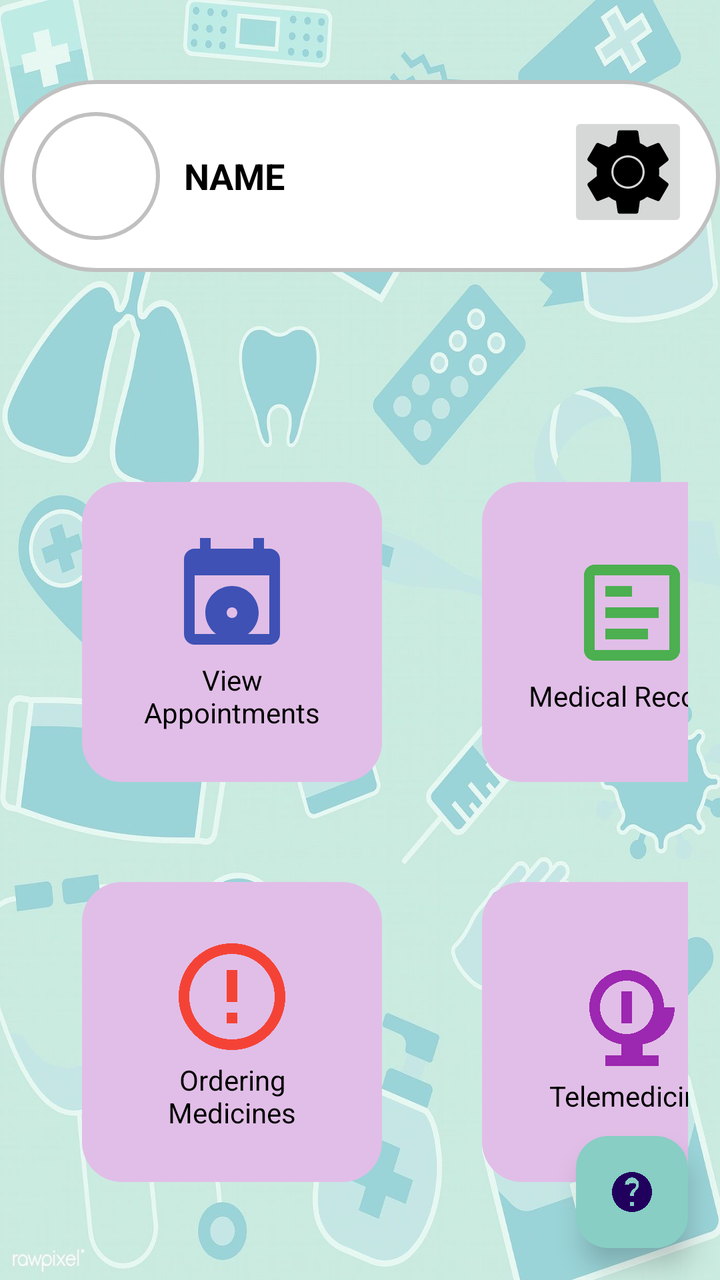
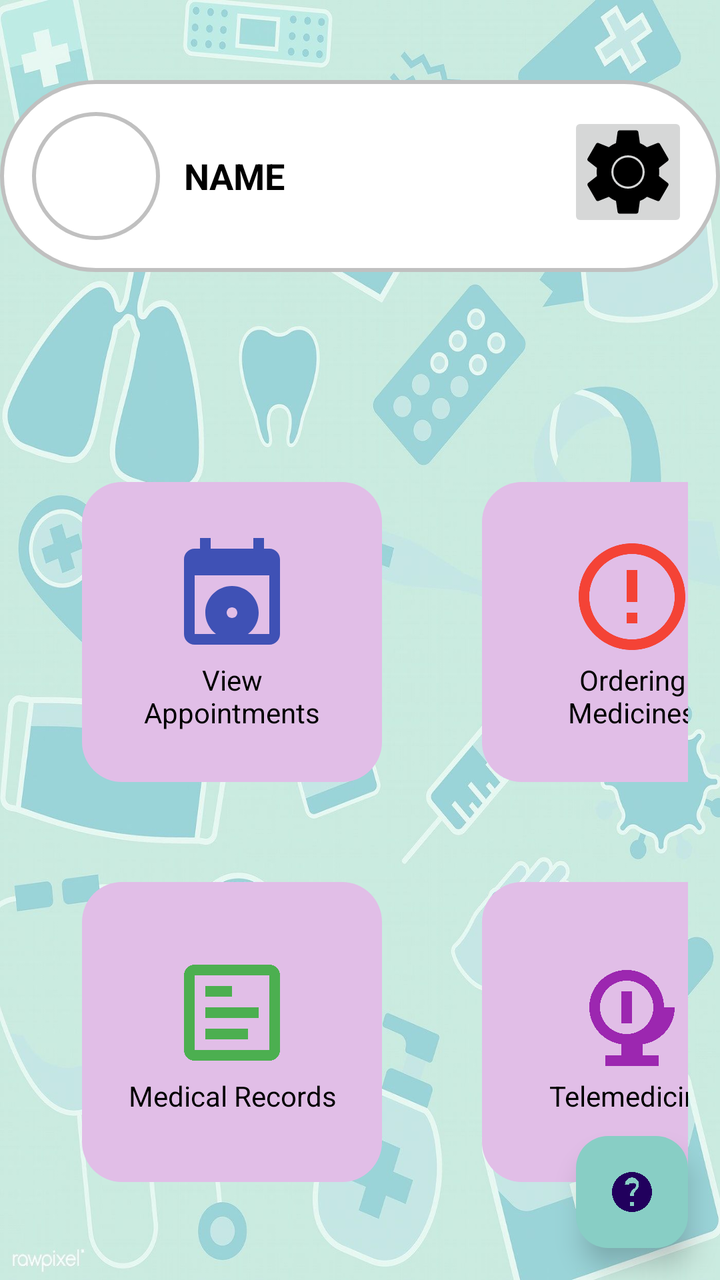

Screens rendered from an Android XML layout before and after an edit, with the pre-edit source and the edit as a unified diff.
<!-- AndroidManifest.xml: application theme Theme.KliniKAndroid -->
<!-- res/layout/activity_doctor_dashboard.xml -->
<RelativeLayout xmlns:android="http://schemas.android.com/apk/res/android"
    xmlns:app="http://schemas.android.com/apk/res-auto"
    xmlns:tools="http://schemas.android.com/tools"
    android:layout_width="match_parent"
    android:layout_height="match_parent"
    tools:context=".PatientDashboard"
    android:background="@drawable/med_background">

    <LinearLayout
        android:id="@+id/profile_section"
        android:layout_width="match_parent"
        android:layout_height="wrap_content"
        android:orientation="horizontal"
        android:padding="16dp"
        android:gravity="center_vertical"
        android:background="@drawable/circle_background"
        android:layout_alignParentTop="true"
        android:layout_marginTop="40dp">

        <ImageView
            android:id="@+id/profile_image"
            android:layout_width="64dp"
            android:layout_height="64dp"
            android:src="@drawable/ic_profile"
            android:layout_marginEnd="12dp"
            android:background="@drawable/circle_background"
            android:scaleType="centerCrop"
            android:layout_marginLeft="5dp"/>

        <TextView
            android:id="@+id/profile_name"
            android:layout_width="0dp"
            android:layout_height="wrap_content"
            android:layout_weight="1"
            android:text="NAME"
            android:textColor="@android:color/black"
            android:textStyle="bold"
            android:textSize="18sp" />

        <ImageButton
            android:id="@+id/settings_icon"
            android:layout_width="60dp"
            android:layout_height="60dp"
            android:layout_gravity="end"
            android:layout_marginStart="12dp"
            android:contentDescription="Settings"
            android:onClick="openSettingsActivity"
            android:src="@drawable/ic_settings"
            tools:ignore="OnClick" />


    </LinearLayout>


    <GridLayout
        android:id="@+id/grid_layout"
        android:layout_width="match_parent"
        android:layout_height="wrap_content"
        android:layout_marginTop="64dp"
        android:alignmentMode="alignMargins"
        android:columnCount="2"
        android:rowCount="2"
        android:padding="16dp"
        tools:ignore="NotSibling"
        android:layout_below="@id/profile_section">

        
        <LinearLayout
            android:id="@+id/btn_book_appointment"
            android:layout_width="150dp"
            android:layout_height="150dp"
            android:orientation="vertical"
            android:gravity="center"
            android:layout_margin="25dp"
            android:background="@drawable/card_background">
            <ImageView
                android:id="@+id/booking_appointment_icon"
                android:layout_width="64dp"
                android:layout_height="64dp"
                android:src="@drawable/ic_booking_appointment"
                android:contentDescription="Booking Appointment" />
            <TextView
                android:layout_width="wrap_content"
                android:layout_height="wrap_content"
                android:text="View Appointments"
                android:textColor="@color/black"
                android:textSize="14sp"
                android:gravity="center"/>
        </LinearLayout>

        
        <LinearLayout
            android:id="@+id/btn_order_medicine"
            android:layout_width="150dp"
            android:layout_height="150dp"
            android:orientation="vertical"
            android:gravity="center"
            android:layout_margin="25dp"
            android:background="@drawable/card_background">
            <ImageView
                android:id="@+id/medical_records_icon"
                android:layout_width="64dp"
                android:layout_height="64dp"
                android:src="@drawable/ic_medical_records"
                android:contentDescription="Medical Records" />
            <TextView
                android:layout_width="wrap_content"
                android:layout_height="wrap_content"
                android:text="Medical Records"
                android:textColor="@color/black"
                android:textSize="14sp"
                android:gravity="center"/>
        </LinearLayout>

        
        <LinearLayout
            android:id="@+id/btn_medical_records"
            android:layout_width="150dp"
            android:layout_height="150dp"
            android:orientation="vertical"
            android:gravity="center"
            android:layout_margin="25dp"
            android:background="@drawable/card_background">
            <ImageView
                android:id="@+id/ordering_medicine_icon"
                android:layout_width="64dp"
                android:layout_height="64dp"
                android:src="@drawable/ic_order_medicine"
                android:contentDescription="Ordering Medicines" />

            <TextView
                android:layout_width="wrap_content"
                android:layout_height="wrap_content"
                android:text="Ordering Medicines"
                android:textColor="@color/black"
                android:textSize="14sp"
                android:gravity="center"/>
        </LinearLayout>

        
        <LinearLayout
            android:id="@+id/btn_telemedicine"
            android:layout_width="150dp"
            android:layout_height="150dp"
            android:orientation="vertical"
            android:gravity="center"
            android:layout_margin="25dp"
            android:background="@drawable/card_background">
            <ImageView
                android:id="@+id/telemedicine_icon"
                android:layout_width="64dp"
                android:layout_height="64dp"
                android:src="@drawable/ic_telemedicine"
                android:contentDescription="Telemedicine" />
            <TextView
                android:layout_width="wrap_content"
                android:layout_height="wrap_content"
                android:text="Telemedicine"
                android:textColor="@color/black"
                android:textSize="14sp"
                android:gravity="center"/>

        </LinearLayout>

    </GridLayout>

    
    <com.google.android.material.floatingactionbutton.FloatingActionButton
        android:id="@+id/btn_chatbot"
        android:layout_width="wrap_content"
        android:layout_height="wrap_content"
        android:src="@drawable/ic_chatbot"
        android:contentDescription="Chatbot"
        android:layout_alignParentBottom="true"
        android:layout_alignParentEnd="true"
        android:layout_marginBottom="16dp"
        android:layout_marginEnd="16dp"
        app:backgroundTint="@color/colorAccent"
        app:elevation="8dp" />

</RelativeLayout>
<!-- resources referenced by this layout -->
<resources>
  <color name="black">#FF000000</color>
  <color name="colorAccent">#88CEC5</color>
  <!-- drawable card_background (drawable) -->
  <shape xmlns:android="http://schemas.android.com/apk/res/android">
      <solid android:color="#E1BEE7"/>  
      <corners android:radius="20dp"/>
      <padding
          android:left="16dp"
          android:top="16dp"
          android:right="16dp"
          android:bottom="16dp"/>
  </shape>
  <!-- drawable circle_background (drawable) -->
  <?xml version="1.0" encoding="utf-8"?>
  <shape xmlns:android="http://schemas.android.com/apk/res/android">
      <solid android:color="#FFFFFF" /> 
      <corners android:radius="50dp" /> 
      <stroke
          android:width="2dp"
          android:color="#C0C0C0" /> 
  </shape>
  <!-- drawable ic_booking_appointment (drawable) -->
  <vector xmlns:android="http://schemas.android.com/apk/res/android"
      android:width="24dp"
      android:height="24dp"
      android:viewportWidth="24"
      android:viewportHeight="24">
      <path
          android:fillColor="#3F51B5"
          android:pathData="M19,3h-1V1h-2v2H8V1H6v2H5c-1.11,0 -2,0.9 -2,2v14c0,1.1 0.89,2 2,2h14c1.1,0 2,-0.9 2,-2V5c0,-1.1 -0.9,-2 -2,-2zM19,19H5V8h14v11zM12,10c-2.76,0 -5,2.24 -5,5s2.24,5 5,5 5,-2.24 5,-5 -2.24,-5 -5,-5zM12,16c-0.55,0 -1,-0.45 -1,-1s0.45,-1 1,-1 1,0.45 1,1 -0.45,1 -1,1z"/>
  </vector>
  <!-- drawable ic_chatbot (drawable) -->
  <vector xmlns:android="http://schemas.android.com/apk/res/android"
      android:width="100dp"
      android:height="100dp"
      android:viewportWidth="24"
      android:viewportHeight="24">
      <path
          android:fillColor="#000000"
          android:pathData="M12,2C6.48,2 2,6.48 2,12s4.48,10 10,10 10,-4.48 10,-10S17.52,2 12,2zm1,17h-2v-2h2v2zm1.07,-7.75c-0.9,0.83 -1.07,1.25 -1.07,2.75h-2c0,-2.5 1.5,-3.18 2.43,-4 0.54,-0.5 0.57,-1.19 0.57,-1.25 0,-0.66 -0.57,-1.25 -1.25,-1.25S10.5,7.59 10.5,8.25H8.5c0,-2 1.79,-3.5 3.5,-3.5s3.5,1.5 3.5,3.5c0,0.97 -0.39,1.82 -1.43,2.75z"/>
  </vector>
  <!-- drawable ic_medical_records (drawable) -->
  <vector xmlns:android="http://schemas.android.com/apk/res/android"
      android:width="24dp"
      android:height="24dp"
      android:viewportWidth="24"
      android:viewportHeight="24">
      <path
          android:fillColor="#4CAF50"
          android:pathData="M19,3H5c-1.1,0 -2,0.9 -2,2v14c0,1.1 0.9,2 2,2h14c1.1,0 2,-0.9 2,-2V5c0,-1.1 -0.9,-2 -2,-2zm0,16H5V5h14v14zM7,7h5v2H7V7zm0,4h10v2H7v-2zm0,4h8v2H7v-2z"/>
  </vector>
  <!-- drawable ic_order_medicine (drawable) -->
  <vector xmlns:android="http://schemas.android.com/apk/res/android"
      android:width="24dp"
      android:height="24dp"
      android:viewportWidth="24"
      android:viewportHeight="24">
      <path
          android:fillColor="#F44336"
          android:pathData="M12,2c-5.52,0 -10,4.48 -10,10s4.48,10 10,10 10,-4.48 10,-10S17.52,2 12,2zm0,18c-4.41,0 -8,-3.59 -8,-8s3.59,-8 8,-8 8,3.59 8,8 -3.59,8 -8,8zm-1,-13h2v6h-2zm0,8h2v2h-2z"/>
  </vector>
  <!-- drawable ic_profile (drawable) -->
  <?xml version="1.0" encoding="utf-8"?>
  <selector xmlns:android="http://schemas.android.com/apk/res/android">
  
  </selector>
  <!-- drawable ic_telemedicine (drawable) -->
  <vector xmlns:android="http://schemas.android.com/apk/res/android"
      android:width="24dp"
      android:height="24dp"
      android:viewportWidth="24"
      android:viewportHeight="24">
      <path
          android:fillColor="#9C27B0"
          android:pathData="M18,11c0,-3.87 -3.13,-7 -7,-7s-7,3.13 -7,7c0,3.53 2.61,6.43 6,6.92v2.08H7v2h10v-2h-3v-2.08c3.39,-0.49 6,-3.39 6,-6.92zm-7,5c-2.76,0 -5,-2.24 -5,-5s2.24,-5 5,-5 5,2.24 5,5 -2.24,5 -5,5zm-1,-4h2v-4h-2v4zm0,2h2v-2h-2v2z"/>
  </vector>
  <style name="Theme.KliniKAndroid" parent="Base.Theme.KliniKAndroid" />
  <style name="Base.Theme.KliniKAndroid" parent="Theme.Material3.DayNight.NoActionBar">
          
          
      </style>
  <!-- unchanged entries left out for length: 2 -->
</resources>

<!-- the commit's change to res/layout/activity_doctor_dashboard.xml (unified diff, before → after) -->
@@ -89,8 +89,33 @@
         </LinearLayout>
 
         
+        
         <LinearLayout
             android:id="@+id/btn_order_medicine"
+            android:layout_width="150dp"
+            android:layout_height="150dp"
+            android:orientation="vertical"
+            android:gravity="center"
+            android:layout_margin="25dp"
+            android:background="@drawable/card_background">
+            <ImageView
+                android:id="@+id/ordering_medicine_icon"
+                android:layout_width="64dp"
+                android:layout_height="64dp"
+                android:src="@drawable/ic_order_medicine"
+                android:contentDescription="Ordering Medicines" />
+            <TextView
+                android:layout_width="wrap_content"
+                android:layout_height="wrap_content"
+                android:text="Ordering Medicines"
+                android:textColor="@color/black"
+                android:textSize="14sp"
+                android:gravity="center"/>
+        </LinearLayout>
+
+        
+        <LinearLayout
+            android:id="@+id/btn_medical_records"
             android:layout_width="150dp"
             android:layout_height="150dp"
             android:orientation="vertical"
@@ -107,31 +132,6 @@
                 android:layout_width="wrap_content"
                 android:layout_height="wrap_content"
                 android:text="Medical Records"
-                android:textColor="@color/black"
-                android:textSize="14sp"
-                android:gravity="center"/>
-        </LinearLayout>
-
-        
-        <LinearLayout
-            android:id="@+id/btn_medical_records"
-            android:layout_width="150dp"
-            android:layout_height="150dp"
-            android:orientation="vertical"
-            android:gravity="center"
-            android:layout_margin="25dp"
-            android:background="@drawable/card_background">
-            <ImageView
-                android:id="@+id/ordering_medicine_icon"
-                android:layout_width="64dp"
-                android:layout_height="64dp"
-                android:src="@drawable/ic_order_medicine"
-                android:contentDescription="Ordering Medicines" />
-
-            <TextView
-                android:layout_width="wrap_content"
-                android:layout_height="wrap_content"
-                android:text="Ordering Medicines"
                 android:textColor="@color/black"
                 android:textSize="14sp"
                 android:gravity="center"/>
